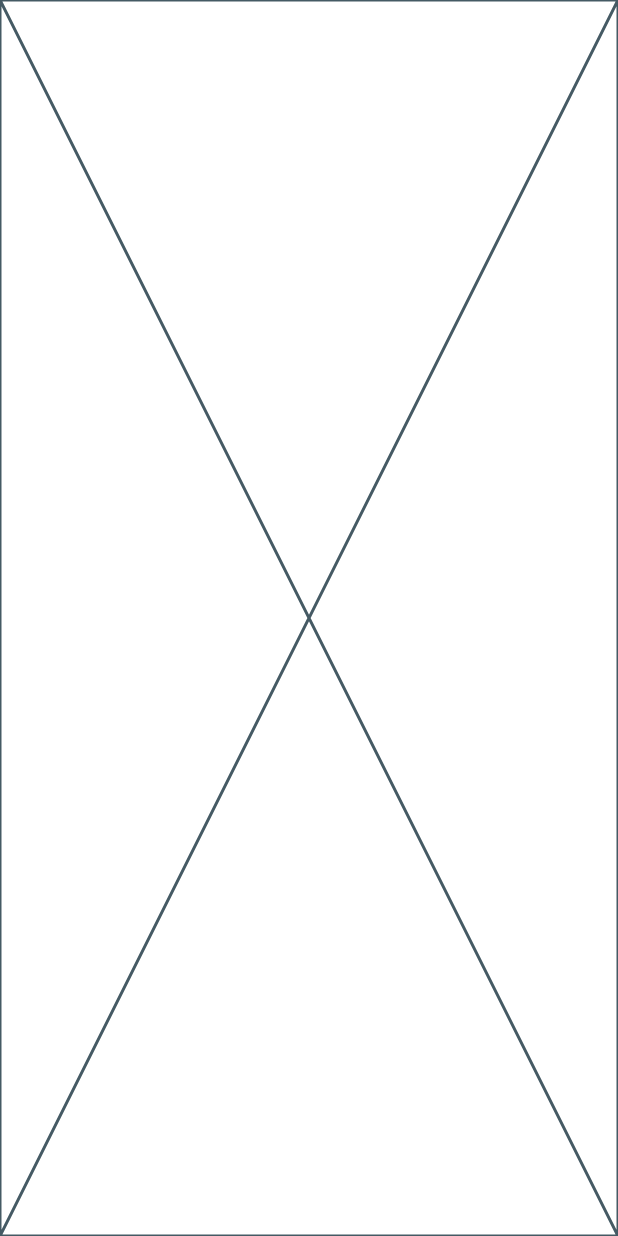
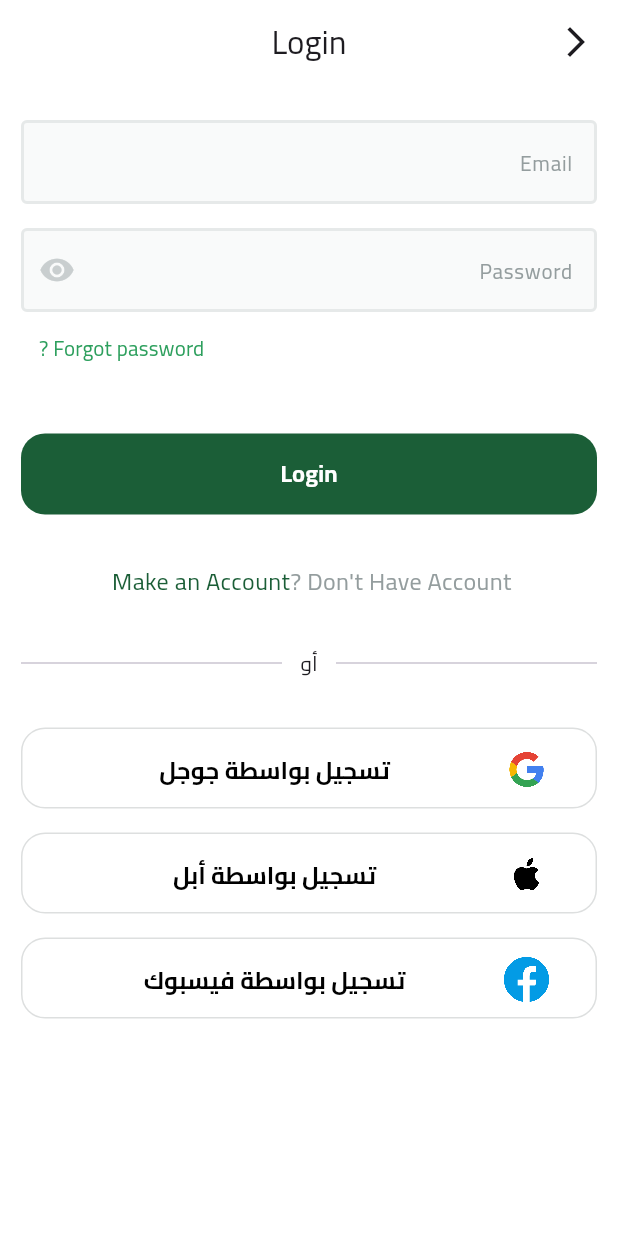
Before and after one commit to Emad-Ayad/HoneyComp, a Flutter app: the screen it shows after launch, after a tap on "skip", on a phone screen of 412 x 824 dp. Run offline on Flutter 3.47's test engine with Material 3 defaults, Android fonts, the phone set to English and light mode, and no system bars; our stand-ins replace dots_indicator, flutter_svg, shared_preferences.

Commit message:
add login page UI

```diff
--- a/lib/core/constants/app_colors.dart
+++ b/lib/core/constants/app_colors.dart
@@ -1,5 +1,7 @@
 import 'package:flutter/material.dart';
 
 abstract class AppColors{
-  static const Color secondaryColor = Color(0xff1B5E37);
+  static const Color primaryColor = Color(0xff1B5E37);
+  static const Color lightPrimaryColor = Color(0xff2D9F5D);
+  static const Color secondaryColor = Color(0xfff4a91f);
 }
--- a/lib/core/constants/app_text_styles.dart
+++ b/lib/core/constants/app_text_styles.dart
@@ -1,4 +1,6 @@
 import 'package:flutter/material.dart';
+
+import 'app_colors.dart';
 
 
 abstract class AppTextStyles {
@@ -53,6 +55,12 @@ abstract class AppTextStyles {
     fontFamily: 'Cairo',
     color: Colors.black87,
   );
+  static const TextStyle bodyTextShade = TextStyle(
+    fontSize: 14,
+    fontWeight: FontWeight.normal,
+    fontFamily: 'Cairo',
+    color: AppColors.lightPrimaryColor,
+  );
 
   // Caption styles
   static const TextStyle caption = TextStyle(
--- /dev/null
+++ b/lib/core/widgets/build_app_bar.dart
@@ -0,0 +1,14 @@
+import 'package:flutter/material.dart';
+
+AppBar buildAppBar(context, {required String title}) {
+  return AppBar(
+    backgroundColor: Colors.white,
+    centerTitle: true,
+    title: Text(title),
+    leading: IconButton(
+        onPressed: () {
+          Navigator.of(context).pop();
+        },
+        icon: const Icon(Icons.arrow_back_ios_new)),
+  );
+}
--- a/lib/core/widgets/custom_button.dart
+++ b/lib/core/widgets/custom_button.dart
@@ -15,7 +15,7 @@ class CustomButton extends StatelessWidget {
       width: double.infinity,
       child: TextButton(
         style: TextButton.styleFrom(
-          backgroundColor: AppColors.secondaryColor,
+          backgroundColor: AppColors.primaryColor,
           shape: RoundedRectangleBorder(
             borderRadius: BorderRadius.circular(16),
           ),
--- /dev/null
+++ b/lib/core/widgets/custom_text_form_field.dart
@@ -0,0 +1,40 @@
+import 'package:flutter/material.dart';
+import 'package:honey_comp/core/constants/app_text_styles.dart';
+
+class CustomTextFormField extends StatelessWidget {
+  const CustomTextFormField(
+      {super.key,
+      required this.hintText,
+      required this.keyboardType,
+      this.suffixIcon});
+
+  final String hintText;
+  final TextInputType keyboardType;
+  final Widget? suffixIcon;
+
+  @override
+  Widget build(BuildContext context) {
+    return TextFormField(
+      decoration: InputDecoration(
+          suffixIcon: suffixIcon,
+          hintText: hintText,
+          hintStyle: AppTextStyles.bodyText2.copyWith(
+            color: const Color(0xff949d9e),
+          ),
+          fillColor: const Color(0xfff9fafa),
+          filled: true,
+          border: buildOutlineInputBorder(),
+          enabledBorder: buildOutlineInputBorder(),
+          focusedBorder: buildOutlineInputBorder()),
+    );
+  }
+
+  OutlineInputBorder buildOutlineInputBorder() {
+    return OutlineInputBorder(
+        borderRadius: BorderRadius.circular(4),
+        borderSide: const BorderSide(
+          width: 2,
+          color: Color(0xffe6e9e9),
+        ));
+  }
+}
--- /dev/null
+++ b/lib/core/widgets/social_auth.dart
@@ -0,0 +1,40 @@
+import 'package:flutter/material.dart';
+import 'package:honey_comp/core/constants/app_text_styles.dart';
+
+class SocialAuth extends StatelessWidget {
+  const SocialAuth({
+    super.key,
+    required this.onPressed,
+    required this.title,
+    required this.icon,
+  });
+
+  final VoidCallback onPressed;
+  final String title;
+  final Image icon;
+
+  @override
+  Widget build(BuildContext context) {
+    return SizedBox(
+      height: 54,
+      width: double.infinity,
+      child: TextButton(
+        style: TextButton.styleFrom(
+          shape: RoundedRectangleBorder(
+              borderRadius: BorderRadius.circular(16),
+              side: const BorderSide(color: Color(0xffDDDFDF), width: 1)),
+        ),
+        onPressed: onPressed,
+        child: ListTile(
+          visualDensity: const VisualDensity(vertical: VisualDensity.minimumDensity),
+          leading: icon,
+          title: Text(
+            title,
+            textAlign: TextAlign.center,
+            style: AppTextStyles.buttonText.copyWith(color: Colors.black),
+          ),
+        ),
+      ),
+    );
+  }
+}
--- a/lib/features/auth/presentaion/view/login_view.dart
+++ b/lib/features/auth/presentaion/view/login_view.dart
@@ -1,4 +1,5 @@
 import 'package:flutter/material.dart';
+import 'package:honey_comp/features/auth/presentaion/view/widgets/login_view_body.dart';
 
 class LoginView extends StatelessWidget {
   const LoginView({super.key});
@@ -7,6 +8,6 @@ class LoginView extends StatelessWidget {
 
   @override
   Widget build(BuildContext context) {
-    return const Placeholder();
+    return const LoginViewBody();
   }
 }
--- /dev/null
+++ b/lib/features/auth/presentaion/view/widgets/login_view_body.dart
@@ -0,0 +1,99 @@
+import 'package:flutter/material.dart';
+import 'package:honey_comp/core/constants/app_colors.dart';
+import 'package:honey_comp/core/constants/app_text_styles.dart';
+import 'package:honey_comp/core/widgets/build_app_bar.dart';
+import 'package:honey_comp/core/widgets/custom_button.dart';
+import 'package:honey_comp/core/widgets/custom_text_form_field.dart';
+import 'package:honey_comp/core/widgets/social_auth.dart';
+import 'package:honey_comp/generated/l10n.dart';
+
+import '../../../../../gen/assets.gen.dart';
+import 'or_divider.dart';
+
+class LoginViewBody extends StatelessWidget {
+  const LoginViewBody({super.key});
+
+  @override
+  Widget build(BuildContext context) {
+    return Scaffold(
+      backgroundColor: Colors.white,
+      appBar: buildAppBar(context, title: S.of(context).login),
+      body: SingleChildScrollView(
+        child: Padding(
+          padding: const EdgeInsets.symmetric(horizontal: 14.0),
+          child: Column(
+            children: [
+              const SizedBox(height: 24),
+              CustomTextFormField(
+                  hintText: S.of(context).email,
+                  keyboardType: TextInputType.emailAddress),
+              const SizedBox(height: 16),
+              CustomTextFormField(
+                hintText: S.of(context).password,
+                keyboardType: TextInputType.visiblePassword,
+                suffixIcon: IconButton(
+                    onPressed: () {},
+                    icon: const Icon(
+                      Icons.visibility,
+                      color: Color(0xffC9CECF),
+                    )),
+              ),
+              Row(
+                mainAxisAlignment: MainAxisAlignment.end,
+                children: [
+                  TextButton(
+                    onPressed: () {},
+                    child: Text(
+                      S.of(context).forgotPassword,
+                      style: AppTextStyles.bodyTextShade,
+                    ),
+                  ),
+                ],
+              ),
+              const SizedBox(height: 33),
+              CustomButton(onPressed: () {}, title: S.of(context).login),
+              const SizedBox(height: 33),
+              Row(
+                mainAxisAlignment: MainAxisAlignment.center,
+                children: [
+                  Text(
+                    S.of(context).dontHaveAccount,
+                    style: AppTextStyles.bodyText1
+                        .copyWith(color: const Color(0xff949D9E)),
+                  ),
+                  Text(
+                    S.of(context).makeAccount,
+                    style: AppTextStyles.bodyText1
+                        .copyWith(color: const Color(0xff1B5E37)),
+                  ),
+                ],
+              ),
+              const SizedBox(height: 33),
+              const OrDivider(
+                text: "أو",
+              ),
+              const SizedBox(height: 33),
+              SocialAuth(
+                onPressed: () {},
+                title: "تسجيل بواسطة جوجل",
+                icon: Assets.images.google.image(),
+              ),
+              const SizedBox(height: 16),
+              SocialAuth(
+                onPressed: () {},
+                title: "تسجيل بواسطة أبل",
+                icon: Assets.images.apple.image(),
+              ),
+              const SizedBox(height: 16),
+              SocialAuth(
+                onPressed: () {},
+                title: "تسجيل بواسطة فيسبوك",
+                icon: Assets.images.facebook.image(),
+              ),
+            ],
+          ),
+        ),
+      ),
+    );
+  }
+}
--- /dev/null
+++ b/lib/features/auth/presentaion/view/widgets/or_divider.dart
@@ -0,0 +1,20 @@
+
+import 'package:flutter/material.dart';
+
+class OrDivider extends StatelessWidget {
+  const OrDivider({
+    super.key, required this.text,
+  });
+
+  final String text;
+  @override
+  Widget build(BuildContext context) {
+    return Row(
+      children: [
+        const Expanded(child: Divider()),
+        SizedBox(width: 36,child: Center(child: Text(text)),),
+        const Expanded(child: Divider()),
+      ],
+    );
+  }
+}
--- a/lib/features/on_boarding/presentation/view/widgets/on_boarding_body.dart
+++ b/lib/features/on_boarding/presentation/view/widgets/on_boarding_body.dart
@@ -47,8 +47,8 @@ class _OnBoardingBodyState extends State<OnBoardingBody> {
         DotsIndicator(
           dotsCount: 2,
           decorator: DotsDecorator(
-            activeColor: AppColors.secondaryColor,
-            color: AppColors.secondaryColor
+            activeColor: AppColors.primaryColor,
+            color: AppColors.primaryColor
                 .withOpacity(currentPage == 0 ? 0.5 : 1),
           ),
         ),
--- a/lib/features/splash/presentation/view/splash_view.dart
+++ b/lib/features/splash/presentation/view/splash_view.dart
@@ -25,7 +25,10 @@ class _SplashViewState extends State<SplashView> {
   Widget build(BuildContext context) {
     return Scaffold(
       backgroundColor: Colors.white,
-      body: Column(
+      body: SingleChildScrollView(
+        child: SizedBox(
+          height: MediaQuery.sizeOf(context).height,
+          child: Column(
             mainAxisAlignment: MainAxisAlignment.center,
             children: [
               Center(
@@ -35,6 +38,8 @@ class _SplashViewState extends State<SplashView> {
                     child: Assets.images.honeySplash.image()),
               )
             ],
+          ),
+        ),
       ),
     );
   }
--- a/lib/gen/assets.gen.dart
+++ b/lib/gen/assets.gen.dart
@@ -12,8 +12,18 @@ import 'package:flutter/widgets.dart';
 class $AssetsImagesGen {
   const $AssetsImagesGen();
 
+  /// File path: assets/images/apple.png
+  AssetGenImage get apple => const AssetGenImage('assets/images/apple.png');
+
   /// File path: assets/images/background_green.svg
   String get backgroundGreen => 'assets/images/background_green.svg';
+
+  /// File path: assets/images/facebook.png
+  AssetGenImage get facebook =>
+      const AssetGenImage('assets/images/facebook.png');
+
+  /// File path: assets/images/google.png
+  AssetGenImage get google => const AssetGenImage('assets/images/google.png');
 
   /// File path: assets/images/honey.png
   AssetGenImage get honey => const AssetGenImage('assets/images/honey.png');
@@ -29,8 +39,16 @@ class $AssetsImagesGen {
       const AssetGenImage('assets/images/honey_splash.jpg');
 
   /// List of all assets
-  List<dynamic> get values =>
-      [backgroundGreen, honey, honeyPot, honeyPot2, honeySplash];
+  List<dynamic> get values => [
+        apple,
+        backgroundGreen,
+        facebook,
+        google,
+        honey,
+        honeyPot,
+        honeyPot2,
+        honeySplash
+      ];
 }
 
 class Assets {
--- /dev/null
+++ b/lib/gen/fonts.gen.dart
@@ -0,0 +1,15 @@
+/// GENERATED CODE - DO NOT MODIFY BY HAND
+/// *****************************************************
+///  FlutterGen
+/// *****************************************************
+
+// coverage:ignore-file
+// ignore_for_file: type=lint
+// ignore_for_file: directives_ordering,unnecessary_import,implicit_dynamic_list_literal,deprecated_member_use
+
+class FontFamily {
+  FontFamily._();
+
+  /// Font family: Cairo
+  static const String cairo = 'Cairo';
+}
--- a/lib/l10n/intl_ar.arb
+++ b/lib/l10n/intl_ar.arb
@@ -4,7 +4,12 @@
   "welcome": "مرحبًا بك في ",
   "onboard1": "اكتشف تجربة تسوق فريدة مع HoneyComp. استكشف مجموعتنا الواسعة من العسل الطبيعي الممتاز واحصل على أفضل العروض والجودة العالية.",
   "welcome2": "ابحث وتسوق",
-  "onboard2": "نقدم لك أفضل انواع العسل المختار بعناية. اطلع على التفاصيل والصور والتقييمات لتتأكد من اختيار العسل المناسب."
-
+  "onboard2": "نقدم لك أفضل انواع العسل المختار بعناية. اطلع على التفاصيل والصور والتقييمات لتتأكد من اختيار العسل المناسب.",
+  "login": "تسجيل الدخول",
+  "email": "البريد الالكتروني",
+  "password": "كلمة المرور",
+  "forgotPassword": "نسيت كلمة المرور ؟ ",
+  "dontHaveAccount": "لا تمتلك حساب ؟",
+  "makeAccount": " قم بإنشاء حساب"
 
 }
--- a/lib/l10n/intl_en.arb
+++ b/lib/l10n/intl_en.arb
@@ -4,5 +4,12 @@
   "welcome": "Welcome in ",
   "onboard1": "Discover a unique shopping experience with HoneyComp. Explore our wide range of premium natural honey and enjoy the best deals and high quality.",
   "welcome2": "Explore and Shop",
-  "onboard2": "Discover the finest, handpicked honey varieties. Explore detailed descriptions, stunning images, and customer reviews to find the perfect honey that suits your taste."
+  "onboard2": "Discover the finest, handpicked honey varieties. Explore detailed descriptions, stunning images, and customer reviews to find the perfect honey that suits your taste.",
+  "login": "Login",
+  "email": "Email",
+  "password": "Password",
+  "forgotPassword": "Forgot password ?",
+  "dontHaveAccount": "Don't Have Account ?",
+  "makeAccount": "Make an Account "
+
 }
--- a/lib/main.dart
+++ b/lib/main.dart
@@ -1,5 +1,6 @@
 import 'package:flutter/material.dart';
 import 'package:flutter_localizations/flutter_localizations.dart';
+import 'package:honey_comp/core/constants/app_colors.dart';
 import 'package:honey_comp/core/helper_functions/routes_generator.dart';
 import 'package:honey_comp/core/services/shared_preferences_singleton.dart';
 import 'package:honey_comp/features/splash/presentation/view/splash_view.dart';
@@ -19,6 +20,7 @@
   Widget build(BuildContext context) {
     return  MaterialApp(
       theme: ThemeData(
+        primaryColor: AppColors.primaryColor,
         fontFamily: 'Cairo',
       ),
       localizationsDelegates: const [
```
Also changed, not shown: assets/images/apple.png (added), assets/images/facebook.png (added), assets/images/google.png (added), lib/generated/intl/messages_en.dart, lib/generated/l10n.dart. Lines whose indentation alone changed are shown as unchanged.
